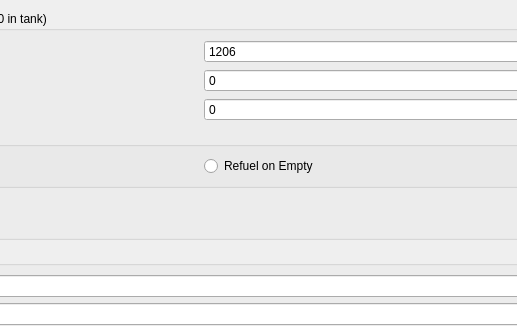
Before: the Qt Designer form widgets/calcstab.ui in alexzk1/ed_highway, drawn with Qt 5; both pictures show x 204 to 721 and y 0 to 326 of the 810 by 480 pixel window.
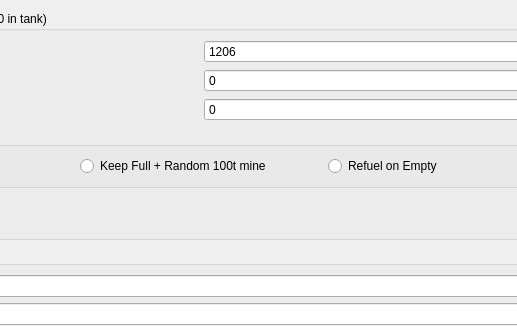
After: the same form once the commit is applied.

Commit message: added simulation of random carrier refuel

Diff of the .ui file:
```diff
--- a/widgets/calcstab.ui
+++ b/widgets/calcstab.ui
@@ -36,6 +36,13 @@
            </property>
           </widget>
          </item>
+         <item>
+          <widget class="QRadioButton" name="rbRandom">
+           <property name="text">
+            <string>Keep Full + Random 100t mine</string>
+           </property>
+          </widget>
+         </item>
          <item>
           <widget class="QRadioButton" name="rbOnEmpty">
            <property name="text">
```
The commit also changes 4 other files.
